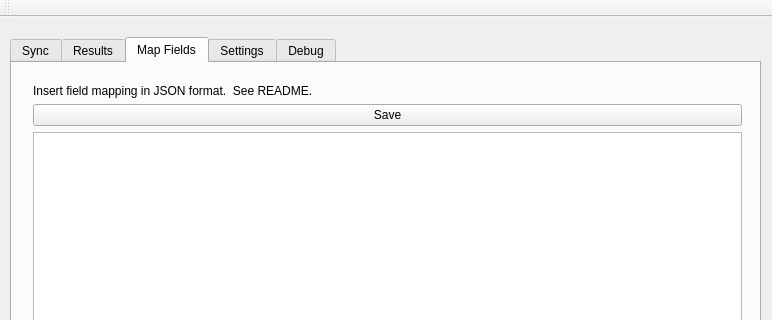
Old version of the form QT/ADP/mainwindow.ui in the repository beckf/vc-adp-sync; both pictures show x 0 to 772 and y 0 to 320 of the 772 by 555 pixel window.
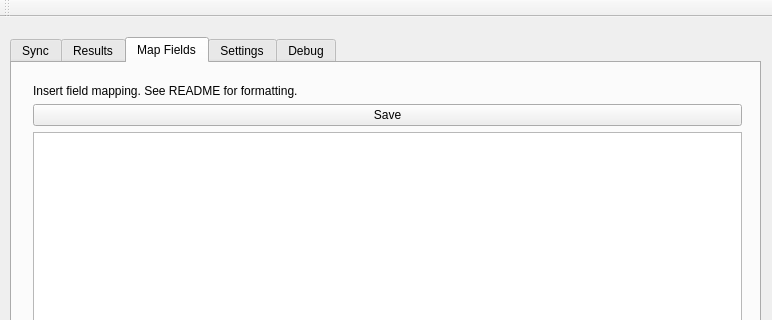
New version of the form. The open tabs and pages were chosen to show the change.

```diff
--- a/QT/ADP/mainwindow.ui
+++ b/QT/ADP/mainwindow.ui
@@ -246,7 +246,7 @@
        <item>
         <widget class="QLabel" name="label">
          <property name="text">
-          <string>Insert field mapping in JSON format.  See README.</string>
+          <string>Insert field mapping. See README for formatting.</string>
          </property>
         </widget>
        </item>
```
Left out of the diff: 2 changed lines with no effect on the pictures.
